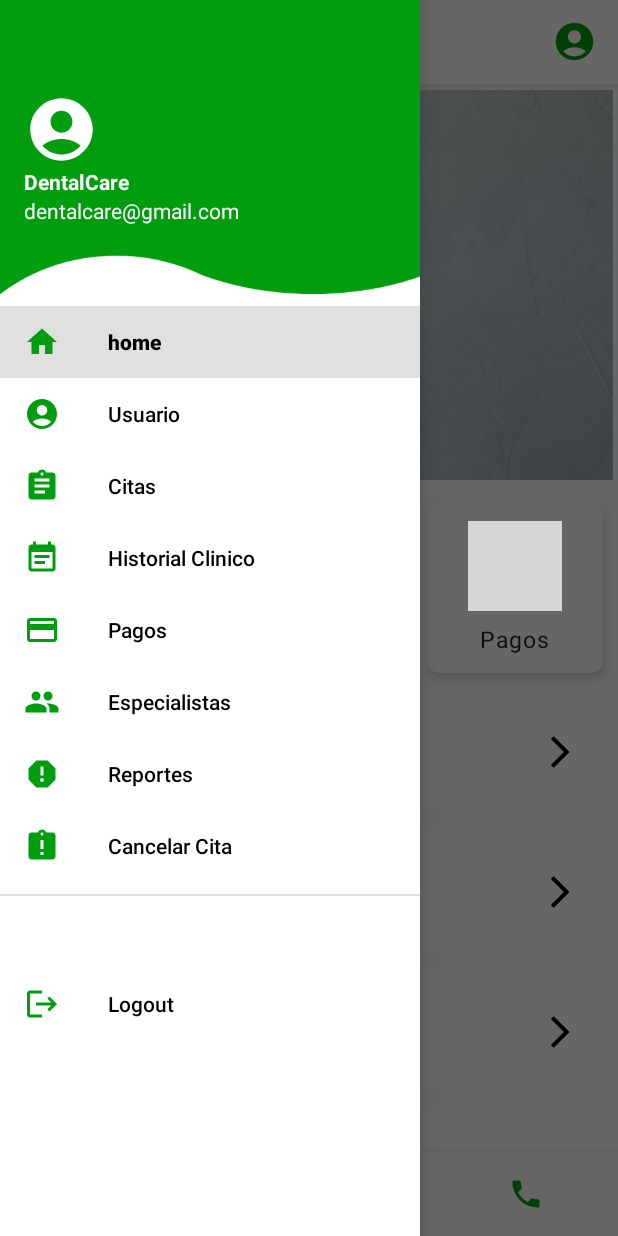
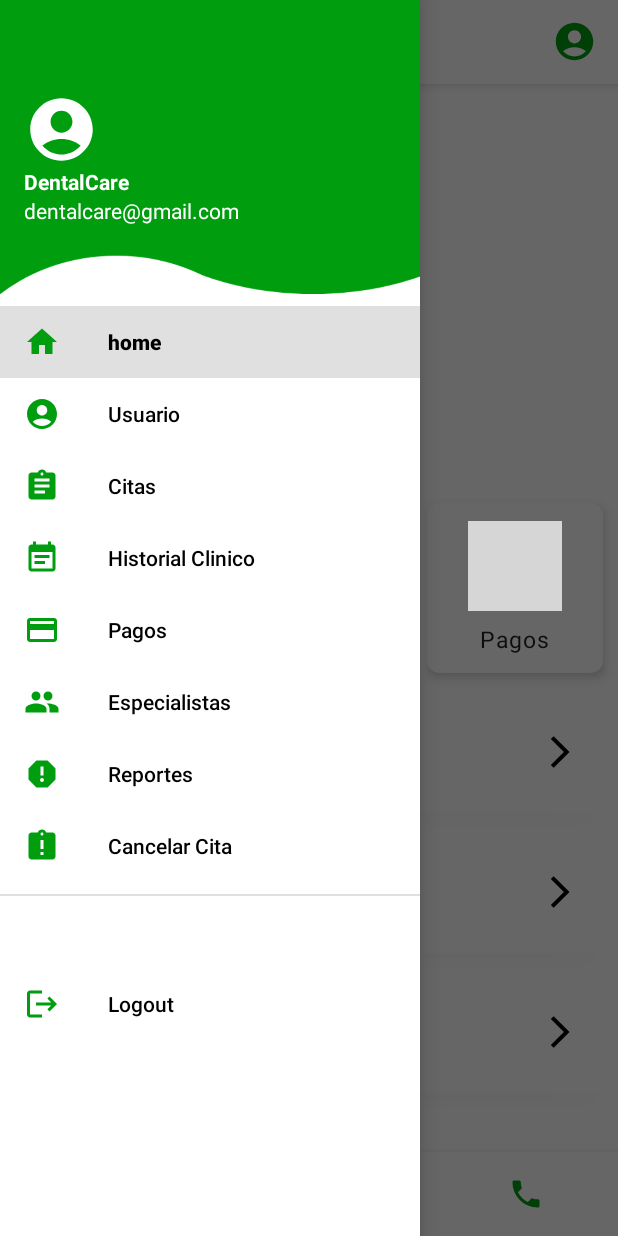
Before and after one commit to Yiverth/AppDentalCare, an Android app: the HomeFragment screen opened directly, with no data from a screen before it, with the side drawer open, on a phone screen of 412 x 824 dp. Run offline under Robolectric (Android 15) with nearby library versions, the phone set to English and light mode, and no system bars; our stand-ins replace Firebase (no records; nobody signed in at launch, a user with empty details on screens opened directly); grey boxes are pictures that could not be loaded.

Commit message:
Se cargaron imagenes a la base de datos, y se realizo la logica y la conexion para listar las imagenes en la aplicacion(Se cargan las imagenes desde la base de datos y se visualizan en la app)

```diff
--- a/app/src/main/java/com/yiverthdevs/dentalcare/Adapter/RecyclerViewSliderImagenes.kt
+++ /dev/null
@@ -1,29 +0,0 @@
-package com.yiverthdevs.dentalcare.Adapter
-
-import android.view.LayoutInflater
-import android.view.View
-import android.view.ViewGroup
-import android.widget.ImageView
-import androidx.recyclerview.widget.RecyclerView
-import com.yiverthdevs.dentalcare.R
-
-class RecyclerViewSliderImagenes(private val imagenes: List<Int>) : RecyclerView.Adapter<RecyclerViewSliderImagenes.MyViewHolder>() {
-
-    override fun onCreateViewHolder(parent: ViewGroup, viewType: Int): MyViewHolder {
-        val view = LayoutInflater.from(parent.context).inflate(R.layout.slider_imagenes, parent, false)
-        return MyViewHolder(view)
-    }
-
-    override fun getItemCount(): Int {
-        return imagenes.size
-    }
-
-    override fun onBindViewHolder(holder: MyViewHolder, position: Int) {
-        val imagenResId = imagenes[position]
-        holder.imageView.setImageResource(imagenResId)
-    }
-
-    class MyViewHolder(itemView: View) : RecyclerView.ViewHolder(itemView) {
-        val imageView: ImageView = itemView.findViewById(R.id.imageView)
-    }
-}
--- a/app/src/main/java/com/yiverthdevs/dentalcare/HomeFragment.kt
+++ b/app/src/main/java/com/yiverthdevs/dentalcare/HomeFragment.kt
@@ -9,15 +9,20 @@ import android.widget.ImageView
 import androidx.cardview.widget.CardView
 import android.os.Vibrator
 import android.os.VibrationEffect
+import android.widget.Toast
 import androidx.recyclerview.widget.LinearLayoutManager
 import androidx.recyclerview.widget.RecyclerView
-import com.yiverthdevs.dentalcare.Adapter.RecyclerViewSliderImagenes
+import com.google.firebase.firestore.FirebaseFirestore
+import com.google.firebase.storage.FirebaseStorage
+import com.yiverthdevs.dentalcare.Adapter.ImageAdapter
 
 class HomeFragment : Fragment() {
 
     private lateinit var recyclerView: RecyclerView
-    private lateinit var adapter: RecyclerViewSliderImagenes
+    private lateinit var adapter: ImageAdapter
     private lateinit var vibrator: Vibrator
+    private lateinit var firestore: FirebaseFirestore
+    private lateinit var exception: Exception
 
     override fun onCreateView(
         inflater: LayoutInflater, container: ViewGroup?,
@@ -28,21 +33,13 @@ class HomeFragment : Fragment() {
 
         recyclerView = view.findViewById(R.id.recyclerView)
 
-        val imagenes = listOf(
-            R.drawable.imagen1,
-            R.drawable.imagen2,
-            R.drawable.imagen3,
-            R.drawable.imagen4,
-            R.drawable.imagen5,
-            R.drawable.imagen6
-        )
-
-        adapter = RecyclerViewSliderImagenes(imagenes)
+        recyclerView.layoutManager = LinearLayoutManager(activity, LinearLayoutManager.HORIZONTAL, false)
 
         vibrator = requireActivity().getSystemService(android.content.Context.VIBRATOR_SERVICE) as Vibrator
 
-        recyclerView.layoutManager = LinearLayoutManager(activity, LinearLayoutManager.HORIZONTAL, false)
-        recyclerView.adapter = adapter
+        firestore = FirebaseFirestore.getInstance()
+
+        loadImages()
 
         // Se implementa la navegación de los botones desde Home
         openFragmentHome(view, R.id.card_citas, CitaFragment())
@@ -57,6 +54,31 @@ class HomeFragment : Fragment() {
 
         return view
     }
+
+    private fun loadImages() {
+        firestore.collection("images").get()
+            .addOnSuccessListener { result ->
+                val images = mutableListOf<imageData>()
+                for (document in result) {
+                    val storageRef = FirebaseStorage.getInstance()
+                        .getReferenceFromUrl(document.getString("url") ?: "")
+                    storageRef.downloadUrl.addOnSuccessListener { uri ->
+                        images.add(imageData(uri.toString()))
+                        // Una vez que todas las imagenes se han agregado, actualiza el adaptador
+                        if (images.size == result.size()) {
+                            adapter = ImageAdapter(images)
+                            recyclerView.adapter = adapter
+                        }
+                    }.addOnFailureListener { exception ->
+                        // Maneja la excepción aquí
+                        Toast.makeText(activity, "Error al cargar las imágenes: ${exception.message}", Toast.LENGTH_LONG).show()
+                    }
+                }
+
+            }
+    }
+
+
 
     private fun openFragmentHome (view: View, buttonId: Int, fragment: Fragment) {
         val trasactionHome =  view.findViewById<CardView>(buttonId)
--- /dev/null
+++ b/app/src/main/java/com/yiverthdevs/dentalcare/imageData.kt
@@ -0,0 +1,6 @@
+package com.yiverthdevs.dentalcare
+
+data class imageData(
+    val url: String
+
+)
```
Also changed, not shown: app/build.gradle.kts (+6 -5 lines), app/src/main/java/com/yiverthdevs/dentalcare/Adapter/ImageAdapter.kt (added, +31 -0 lines).
